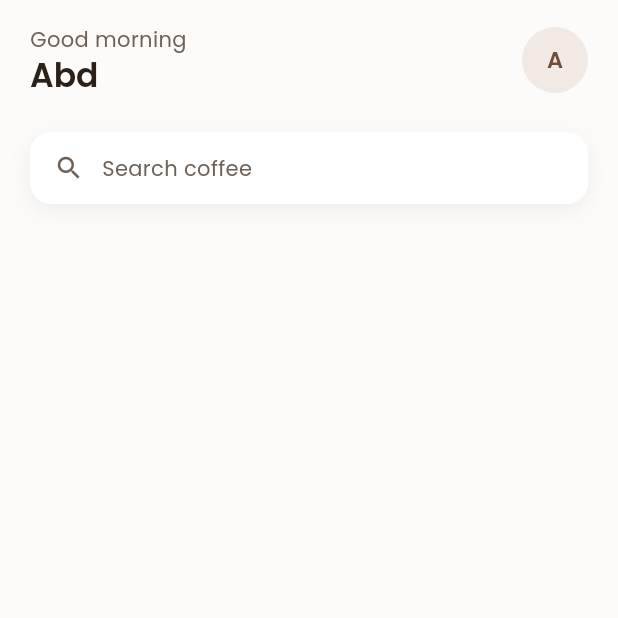
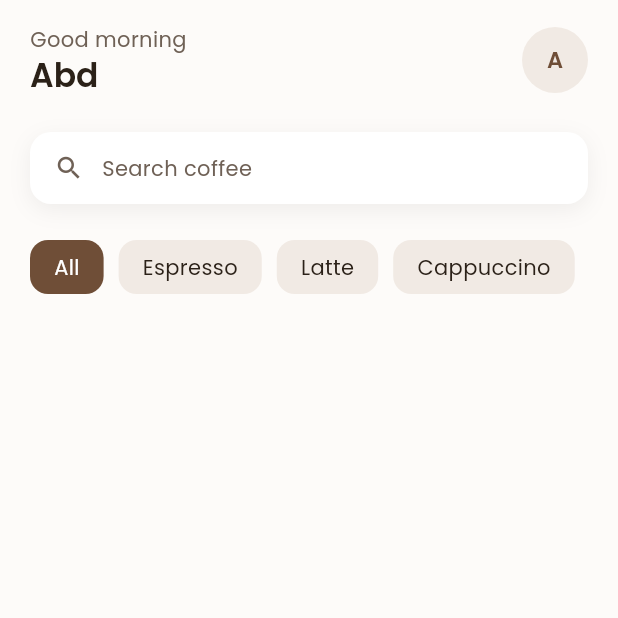
Before and after one commit to abdurahman-yazji/areisto-abdyazji, a Flutter app: the screen it shows after launch, on a phone screen of 412 x 824 dp, the top half of it. Run offline on Flutter 3.47's test engine with Material 3 defaults, Android fonts, the phone set to English and light mode, and no system bars; our stand-ins replace google_fonts.

Commit message:
added category Chips in the main menu screen

```diff
--- a/week-02/coffee_menu_ui/lib/main.dart
+++ b/week-02/coffee_menu_ui/lib/main.dart
@@ -2,7 +2,7 @@ import 'package:coffee_menu_ui/theme.dart';
 import 'package:coffee_menu_ui/widgets/custom_search_bar.dart';
 import 'package:flutter/material.dart';
 import 'widgets/greeting_row.dart';
-
+import 'widgets/category_chips.dart';
 void main() {
   runApp(const CoffeeMenuApp());
 }
@@ -42,6 +42,8 @@ class MenuScreen extends StatelessWidget {
                     const GreetingRow(),
                     const SizedBox(height: 24),
                     const CustomerSearchBar(),
+                    const SizedBox(height: 24),
+                    const CategoryChips(),
 
                     ]
                     )
--- /dev/null
+++ b/week-02/coffee_menu_ui/lib/widgets/category_chips.dart
@@ -0,0 +1,48 @@
+import 'package:flutter/material.dart';
+import '../theme.dart';
+
+
+class CategoryChips extends StatelessWidget {
+  const CategoryChips({super.key});
+
+    static const List<String> categories = [
+      'All',
+       'Espresso',
+       'Latte',
+       'Cappuccino',
+        'Cold Brew',
+        ];
+
+  @override
+  Widget build(BuildContext context) {
+    return SingleChildScrollView(
+      scrollDirection: Axis.horizontal,
+      physics: const BouncingScrollPhysics(),
+      child: Row(
+        children:List.generate(categories.length,(index) {
+          final isSelected = index == 0;
+          return Padding (
+            padding: EdgeInsets.only(right: index == categories.length - 1 ? 0 : 10),
+            child: Container(
+              padding: const EdgeInsets.symmetric(
+                horizontal: 16,
+                 vertical: 8),
+              decoration: BoxDecoration(
+                color: isSelected
+                ? AppTheme.primaryBrand : AppTheme.chipUnselected,
+                borderRadius: BorderRadius.circular(12),
+              ),
+              child: Text(
+                categories[index],
+                style: Theme.of(context).textTheme.bodyMedium?.copyWith(
+                  color: isSelected
+                   ? AppTheme.surfaceCard : AppTheme.textPrimary,
+                ),
+              ),
+            ),
+          );
+        })
+      ),
+    );
+  }
+}
```
